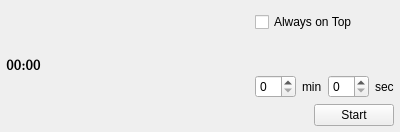
DiPaolo/simple-countdown-app, file main_window.ui: the form before one commit.
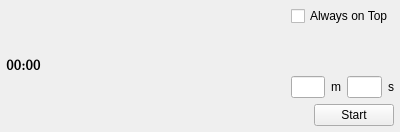
The form after the commit. Custom widgets are drawn as their Qt base class.

Commit message: Replace spin boxes with line edits

```diff
--- a/main_window.ui
+++ b/main_window.ui
@@ -13,7 +13,7 @@
   <property name="windowTitle">
    <string>Widget</string>
   </property>
-  <layout class="QGridLayout" name="gridLayout" columnstretch="8,1,1">
+  <layout class="QGridLayout" name="gridLayout" columnstretch="7,1,2">
    <property name="leftMargin">
     <number>6</number>
    </property>
@@ -26,7 +26,109 @@
    <property name="bottomMargin">
     <number>6</number>
    </property>
-   <item row="4" column="2">
+   <item row="0" column="2">
+    <layout class="QHBoxLayout" name="horizontalLayout_3">
+     <item>
+      <spacer name="horizontalSpacer_3">
+       <property name="orientation">
+        <enum>Qt::Horizontal</enum>
+       </property>
+       <property name="sizeHint" stdset="0">
+        <size>
+         <width>40</width>
+         <height>20</height>
+        </size>
+       </property>
+      </spacer>
+     </item>
+     <item>
+      <widget class="QCheckBox" name="alwaysOnTop">
+       <property name="text">
+        <string>Always on Top</string>
+       </property>
+      </widget>
+     </item>
+    </layout>
+   </item>
+   <item row="1" column="2">
+    <spacer name="verticalSpacer">
+     <property name="orientation">
+      <enum>Qt::Vertical</enum>
+     </property>
+     <property name="sizeHint" stdset="0">
+      <size>
+       <width>68</width>
+       <height>35</height>
+      </size>
+     </property>
+    </spacer>
+   </item>
+   <item row="2" column="1">
+    <spacer name="horizontalSpacer">
+     <property name="orientation">
+      <enum>Qt::Horizontal</enum>
+     </property>
+     <property name="sizeHint" stdset="0">
+      <size>
+       <width>40</width>
+       <height>20</height>
+      </size>
+     </property>
+    </spacer>
+   </item>
+   <item row="2" column="2">
+    <layout class="QHBoxLayout" name="horizontalLayout">
+     <item>
+      <spacer name="horizontalSpacer_4">
+       <property name="orientation">
+        <enum>Qt::Horizontal</enum>
+       </property>
+       <property name="sizeType">
+        <enum>QSizePolicy::Preferred</enum>
+       </property>
+       <property name="sizeHint" stdset="0">
+        <size>
+         <width>40</width>
+         <height>20</height>
+        </size>
+       </property>
+      </spacer>
+     </item>
+     <item>
+      <widget class="QLineEdit" name="mins"/>
+     </item>
+     <item>
+      <widget class="QLabel" name="label">
+       <property name="sizePolicy">
+        <sizepolicy hsizetype="Fixed" vsizetype="Preferred">
+         <horstretch>0</horstretch>
+         <verstretch>0</verstretch>
+        </sizepolicy>
+       </property>
+       <property name="text">
+        <string>m</string>
+       </property>
+      </widget>
+     </item>
+     <item>
+      <widget class="QLineEdit" name="secs"/>
+     </item>
+     <item>
+      <widget class="QLabel" name="label_2">
+       <property name="sizePolicy">
+        <sizepolicy hsizetype="Fixed" vsizetype="Preferred">
+         <horstretch>0</horstretch>
+         <verstretch>0</verstretch>
+        </sizepolicy>
+       </property>
+       <property name="text">
+        <string>s</string>
+       </property>
+      </widget>
+     </item>
+    </layout>
+   </item>
+   <item row="3" column="2">
     <layout class="QHBoxLayout" name="horizontalLayout_2">
      <item>
       <spacer name="horizontalSpacer_2">
@@ -59,79 +161,7 @@
      </item>
     </layout>
    </item>
-   <item row="3" column="2">
-    <layout class="QHBoxLayout" name="horizontalLayout">
-     <item>
-      <widget class="QSpinBox" name="minSpinBox">
-       <property name="sizePolicy">
-        <sizepolicy hsizetype="Preferred" vsizetype="Fixed">
-         <horstretch>0</horstretch>
-         <verstretch>0</verstretch>
-        </sizepolicy>
-       </property>
-       <property name="maximum">
-        <number>59</number>
-       </property>
-      </widget>
-     </item>
-     <item>
-      <widget class="QLabel" name="label">
-       <property name="sizePolicy">
-        <sizepolicy hsizetype="Fixed" vsizetype="Preferred">
-         <horstretch>0</horstretch>
-         <verstretch>0</verstretch>
-        </sizepolicy>
-       </property>
-       <property name="text">
-        <string>min</string>
-       </property>
-      </widget>
-     </item>
-     <item>
-      <widget class="QSpinBox" name="secSpinBox">
-       <property name="sizePolicy">
-        <sizepolicy hsizetype="Preferred" vsizetype="Fixed">
-         <horstretch>0</horstretch>
-         <verstretch>0</verstretch>
-        </sizepolicy>
-       </property>
-       <property name="maximum">
-        <number>59</number>
-       </property>
-      </widget>
-     </item>
-     <item>
-      <widget class="QLabel" name="label_2">
-       <property name="sizePolicy">
-        <sizepolicy hsizetype="Fixed" vsizetype="Preferred">
-         <horstretch>0</horstretch>
-         <verstretch>0</verstretch>
-        </sizepolicy>
-       </property>
-       <property name="text">
-        <string>sec</string>
-       </property>
-      </widget>
-     </item>
-     <item>
-      <spacer name="horizontalSpacer_4">
-       <property name="orientation">
-        <enum>Qt::Horizontal</enum>
-       </property>
-       <property name="sizeType">
-        <enum>QSizePolicy::Preferred</enum>
-       </property>
-       <property name="sizeHint" stdset="0">
-        <size>
-         <width>40</width>
-         <height>20</height>
-        </size>
-       </property>
-      </spacer>
-     </item>
-    </layout>
-   </item>
-   <item row="0" column="0" rowspan="5">
+   <item row="0" column="0" rowspan="4">
     <widget class="CountdownLabel" name="countdown">
      <property name="sizePolicy">
       <sizepolicy hsizetype="Expanding" vsizetype="Preferred">
@@ -154,39 +184,6 @@
      </property>
     </widget>
    </item>
-   <item row="1" column="2">
-    <widget class="QCheckBox" name="alwaysOnTop">
-     <property name="text">
-      <string>Always on Top</string>
-     </property>
-    </widget>
-   </item>
-   <item row="2" column="2">
-    <spacer name="verticalSpacer">
-     <property name="orientation">
-      <enum>Qt::Vertical</enum>
-     </property>
-     <property name="sizeHint" stdset="0">
-      <size>
-       <width>68</width>
-       <height>35</height>
-      </size>
-     </property>
-    </spacer>
-   </item>
-   <item row="3" column="1">
-    <spacer name="horizontalSpacer">
-     <property name="orientation">
-      <enum>Qt::Horizontal</enum>
-     </property>
-     <property name="sizeHint" stdset="0">
-      <size>
-       <width>40</width>
-       <height>20</height>
-      </size>
-     </property>
-    </spacer>
-   </item>
   </layout>
  </widget>
  <customwidgets>
```
The commit also changes 2 other files.
